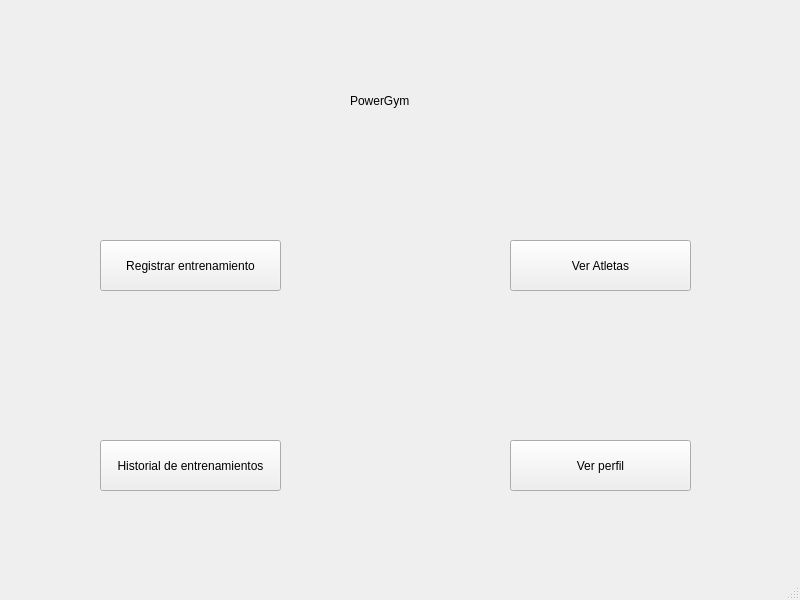
Above: src/Vista/Ui/VistaMenuAtleta.ui from danielreynaa/TrabajoPowerGym before the change. Below: the same form after it.
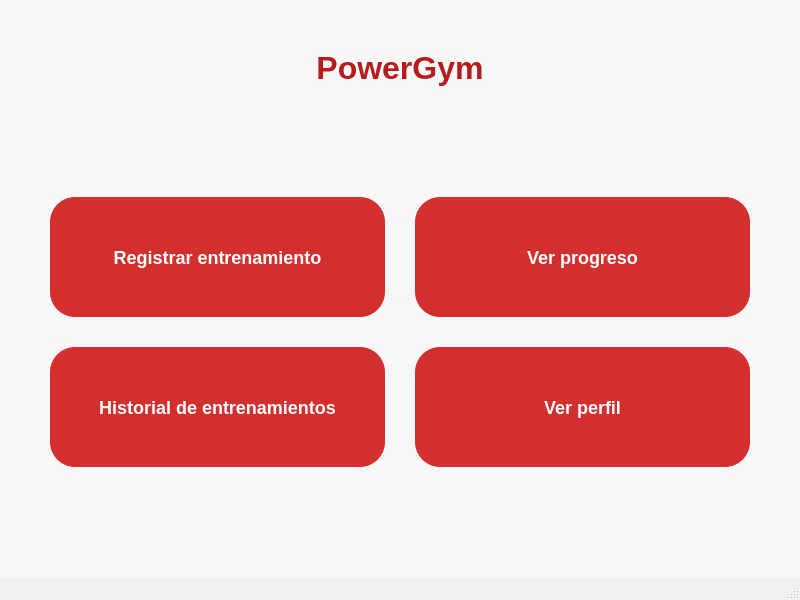
That is the form after the change.

Diff of the .ui file:
```diff
--- a/src/Vista/Ui/VistaMenuAtleta.ui
+++ b/src/Vista/Ui/VistaMenuAtleta.ui
@@ -13,72 +13,135 @@
   <property name="windowTitle">
    <string>PowerGym - Menú Atleta</string>
   </property>
+  <property name="styleSheet"> <string notr="true">
+    QMainWindow#MainWindow {
+        background-color: #f0f0f0; /* Color de fondo gris claro */
+    }
+    QWidget#centralwidget {
+        background-color: #f8f8f8; /* Color de fondo del widget central, un poco más claro */
+    }
+    
+    QLabel { /* Estilo general para todos los QLabel */
+        color: #333333;
+        font-size: 16px;
+        font-weight: 500;
+    }
+
+    QLabel#label_3 { /* Estilo específico para el título principal del menú */
+        color: #B71C1C; /* Rojo oscuro para el texto del título */
+        font-size: 32px; /* Tamaño de fuente grande */
+        font-weight: bold;
+        padding-bottom: 20px;
+    }
+
+    QPushButton {
+        background-color: #D32F2F; /* Rojo vibrante */
+        color: white;
+        border: none;
+        border-radius: 25px; /* Bordes más redondeados para botones grandes */
+        padding: 20px;
+        font-size: 18px;
+        font-weight: bold;
+        min-width: 150px; /* Ancho mínimo para botones */
+        min-height: 80px; /* Altura mínima para botones */
+    }
+    QPushButton:hover {
+        background-color: #C62828; /* Rojo más oscuro al pasar el ratón */
+    }
+   </string>
+  </property>
   <widget class="QWidget" name="centralwidget">
-   <widget class="QPushButton" name="botonProgreso">
-    <property name="geometry">
-     <rect>
-      <x>510</x>
-      <y>240</y>
-      <width>181</width>
-      <height>51</height>
-     </rect>
+   <layout class="QVBoxLayout" name="verticalLayout_main"> <property name="spacing">
+     <number>30</number> </property>
+    <property name="leftMargin">
+     <number>50</number>
     </property>
-    <property name="text">
-     <string>Ver Atletas</string>
+    <property name="topMargin">
+     <number>50</number>
     </property>
-   </widget>
-   <widget class="QPushButton" name="botonHistorial">
-    <property name="geometry">
-     <rect>
-      <x>100</x>
-      <y>440</y>
-      <width>181</width>
-      <height>51</height>
-     </rect>
+    <property name="rightMargin">
+     <number>50</number>
     </property>
-    <property name="text">
-     <string>Historial de entrenamientos</string>
+    <property name="bottomMargin">
+     <number>50</number>
     </property>
-   </widget>
-   <widget class="QPushButton" name="botonPerfil">
-    <property name="geometry">
-     <rect>
-      <x>510</x>
-      <y>440</y>
-      <width>181</width>
-      <height>51</height>
-     </rect>
-    </property>
-    <property name="text">
-     <string>Ver perfil</string>
-    </property>
-   </widget>
-   <widget class="QPushButton" name="botonEntrenamiento">
-    <property name="geometry">
-     <rect>
-      <x>100</x>
-      <y>240</y>
-      <width>181</width>
-      <height>51</height>
-     </rect>
-    </property>
-    <property name="text">
-     <string>Registrar entrenamiento</string>
-    </property>
-   </widget>
-   <widget class="QLabel" name="label_3">
-    <property name="geometry">
-     <rect>
-      <x>350</x>
-      <y>50</y>
-      <width>111</width>
-      <height>101</height>
-     </rect>
-    </property>
-    <property name="text">
-     <string>PowerGym</string>
-    </property>
-   </widget>
+
+    <item>
+     <widget class="QLabel" name="label_3"> <property name="text">
+       <string>PowerGym</string>
+      </property>
+      <property name="alignment">
+       <set>Qt::AlignCenter</set>
+      </property>
+     </widget>
+    </item>
+
+    <item>
+     <spacer name="verticalSpacer_top"> <property name="orientation">
+       <enum>Qt::Vertical</enum>
+      </property>
+      <property name="sizeHint" stdset="0">
+       <size>
+        <width>20</width>
+        <height>40</height>
+       </size>
+      </property>
+     </spacer>
+    </item>
+
+    <item>
+     <layout class="QGridLayout" name="gridLayout_buttons"> <property name="spacing">
+       <number>30</number> </property>
+      
+      <item row="0" column="0">
+       <widget class="QPushButton" name="botonEntrenamiento">
+        <property name="text">
+         <string>Registrar entrenamiento</string>
+        </property>
+       </widget>
+      </item>
+      
+      <item row="0" column="1">
+       <widget class="QPushButton" name="botonProgreso">
+        <property name="text">
+         <string>Ver progreso</string>
+        </property>
+       </widget>
+      </item>
+      
+      <item row="1" column="0">
+       <widget class="QPushButton" name="botonHistorial">
+        <property name="text">
+         <string>Historial de entrenamientos</string>
+        </property>
+       </widget>
+      </item>
+      
+      <item row="1" column="1">
+       <widget class="QPushButton" name="botonPerfil">
+        <property name="text">
+         <string>Ver perfil</string>
+        </property>
+       </widget>
+      </item>
+      
+     </layout>
+    </item>
+
+    <item>
+     <spacer name="verticalSpacer_bottom"> <property name="orientation">
+       <enum>Qt::Vertical</enum>
+      </property>
+      <property name="sizeHint" stdset="0">
+       <size>
+        <width>20</width>
+        <height>40</height>
+       </size>
+      </property>
+     </spacer>
+    </item>
+
+   </layout>
   </widget>
   <widget class="QMenuBar" name="menubar">
    <property name="geometry">
```
